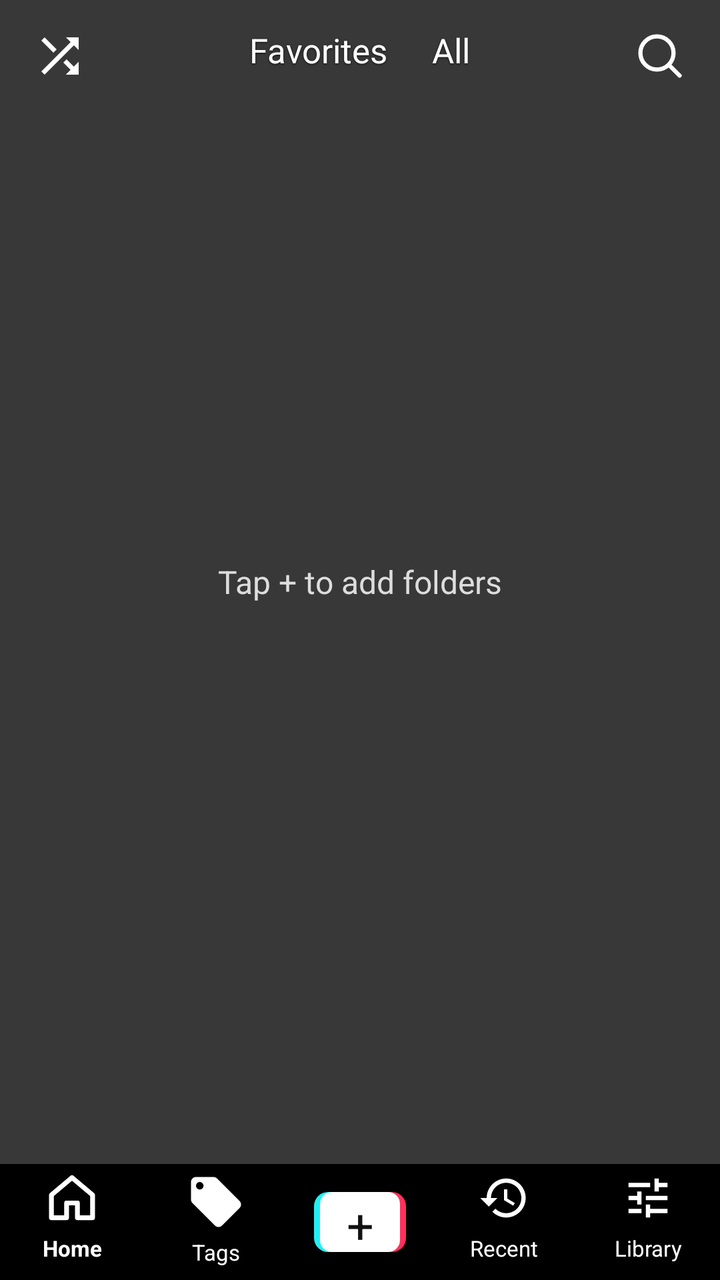
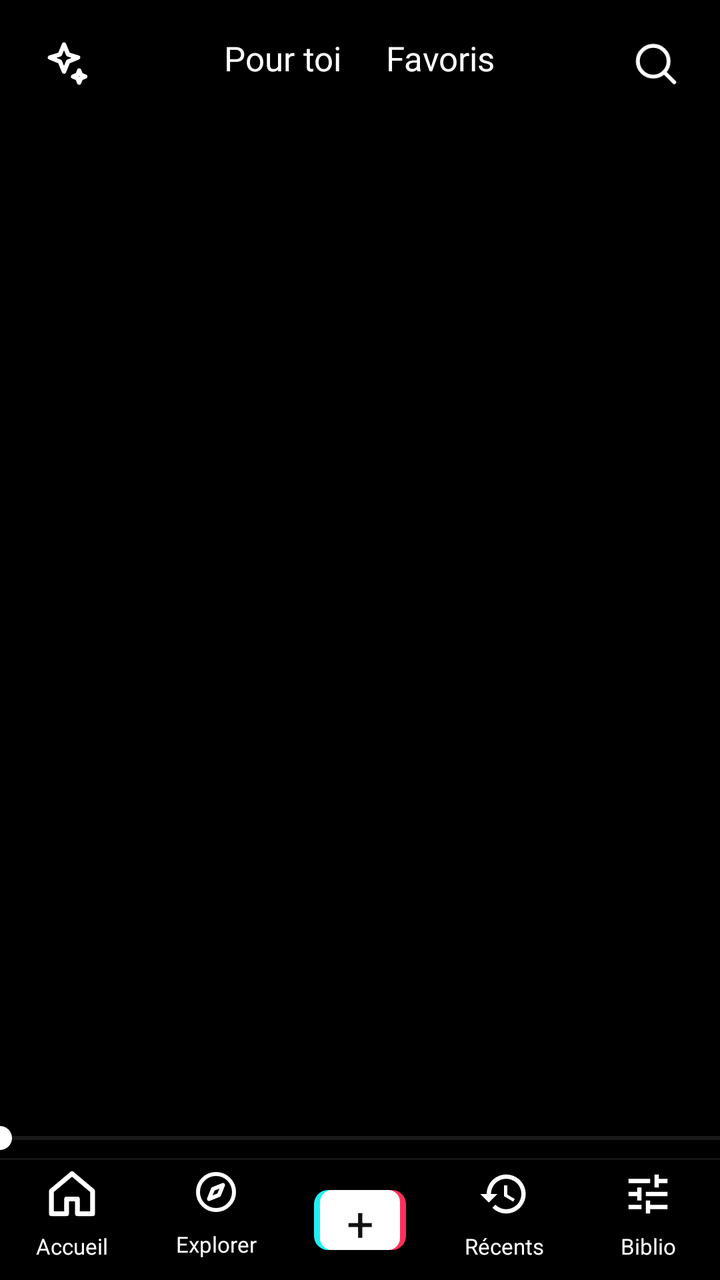

Two renders of the same Android screen: before a commit and after it. Below are the layout's source before the change and the commit's diff.
<!-- AndroidManifest.xml: application theme android:Theme.Material.NoActionBar -->
<!-- res/layout/activity_main.xml -->
<?xml version="1.0" encoding="utf-8"?>
<LinearLayout xmlns:android="http://schemas.android.com/apk/res/android"
    android:layout_width="match_parent"
    android:layout_height="match_parent"
    android:background="#000"
    android:fitsSystemWindows="true"
    android:orientation="vertical">

    <FrameLayout
        android:layout_width="match_parent"
        android:layout_height="0dp"
        android:layout_weight="1"
        android:background="#383838">

        <androidx.viewpager2.widget.ViewPager2
            android:id="@+id/pager"
            android:layout_width="match_parent"
            android:layout_height="match_parent"
            android:orientation="vertical" />

        <TextView
            android:id="@+id/empty"
            android:layout_width="wrap_content"
            android:layout_height="wrap_content"
            android:layout_gravity="center"
            android:text="Tap + to add folders"
            android:textColor="#ddd"
            android:textSize="16sp" />

        <FrameLayout
            android:layout_width="match_parent"
            android:layout_height="56dp"
            android:paddingHorizontal="16dp">

            <ImageView
                android:id="@+id/shuffle"
                android:layout_width="wrap_content"
                android:layout_height="match_parent"
                android:contentDescription="Shuffle"
                android:src="@drawable/ic_shuffle" />

            <LinearLayout
                android:layout_width="wrap_content"
                android:layout_height="wrap_content"
                android:layout_gravity="center">

                <TextView android:id="@+id/favorites" style="@style/Tab" android:text="Favorites" />
                <TextView android:id="@+id/all" style="@style/Tab" android:text="All" />
            </LinearLayout>

            <ImageView
                android:id="@+id/search"
                android:layout_width="wrap_content"
                android:layout_height="match_parent"
                android:layout_gravity="end"
                android:contentDescription="Search"
                android:src="@drawable/ic_search" />
        </FrameLayout>

        
        <TextView
            android:id="@+id/filter"
            android:layout_width="wrap_content"
            android:layout_height="wrap_content"
            android:layout_gravity="top|center_horizontal"
            android:layout_marginTop="58dp"
            android:background="@drawable/pill"
            android:maxWidth="300dp"
            android:paddingHorizontal="12dp"
            android:paddingVertical="5dp"
            android:singleLine="true"
            android:ellipsize="end"
            android:textColor="#fff"
            android:textSize="13sp"
            android:visibility="gone" />
    </FrameLayout>

    <LinearLayout
        android:layout_width="match_parent"
        android:layout_height="58dp"
        android:paddingVertical="4dp">

        <TextView android:id="@+id/nav_home" style="@style/Nav" android:drawableTop="@drawable/ic_home" android:text="Home" android:textStyle="bold" />
        <TextView android:id="@+id/nav_tags" style="@style/Nav" android:drawableTop="@drawable/ic_tag" android:text="Tags" />
        <FrameLayout style="@style/Nav">
            <TextView
                android:id="@+id/nav_create"
                android:layout_width="46dp"
                android:layout_height="30dp"
                android:layout_gravity="center"
                android:background="@drawable/plus_nav"
                android:contentDescription="Folders"
                android:gravity="center"
                android:text="+"
                android:textColor="#111"
                android:textSize="24sp" />
        </FrameLayout>
        <TextView android:id="@+id/nav_recent" style="@style/Nav" android:drawableTop="@drawable/ic_history" android:text="Recent" />
        <TextView android:id="@+id/nav_library" style="@style/Nav" android:drawableTop="@drawable/ic_tune" android:text="Library" />
    </LinearLayout>
</LinearLayout>
<!-- resources referenced by this layout -->
<resources>
  <!-- drawable ic_home (drawable) -->
  <vector xmlns:android="http://schemas.android.com/apk/res/android" android:width="26dp" android:height="26dp" android:viewportWidth="24" android:viewportHeight="24">
  <path android:strokeColor="#fff" android:strokeWidth="2.2" android:strokeLineJoin="round" android:pathData="M2.5,10.6l9.5,-8l9.5,8v10.5h-7v-6.8h-5v6.8h-7z"/>
  </vector>
  <!-- drawable ic_shuffle (drawable) -->
  <vector xmlns:android="http://schemas.android.com/apk/res/android" android:width="28dp" android:height="28dp" android:viewportWidth="24" android:viewportHeight="24">
      <path android:fillColor="#fff" android:pathData="M10.59,9.17L5.41,4 4,5.41l5.17,5.17 1.42,-1.41zM14.5,4l2.04,2.04L4,18.59 5.41,20 17.96,7.46 20,9.5L20,4h-5.5zM14.83,13.41l-1.41,1.41 3.13,3.13L14.5,20L20,20v-5.5l-2.04,2.04 -3.13,-3.13z"/>
  </vector>
  <!-- drawable ic_tag (drawable) -->
  <vector xmlns:android="http://schemas.android.com/apk/res/android" android:width="30dp" android:height="30dp" android:viewportWidth="24" android:viewportHeight="24">
      <path android:fillColor="#fff" android:pathData="M21.41,11.58l-9,-9C12.05,2.22 11.55,2 11,2H4c-1.1,0 -2,0.9 -2,2v7c0,0.55 0.22,1.05 0.59,1.42l9,9c0.36,0.36 0.86,0.58 1.41,0.58 0.55,0 1.05,-0.22 1.41,-0.59l7,-7c0.37,-0.36 0.59,-0.86 0.59,-1.41 0,-0.55 -0.23,-1.06 -0.59,-1.42zM5.5,7C4.67,7 4,6.33 4,5.5S4.67,4 5.5,4 7,4.67 7,5.5 6.33,7 5.5,7z"/>
  </vector>
  <!-- drawable ic_tune (drawable) -->
  <vector xmlns:android="http://schemas.android.com/apk/res/android" android:width="26dp" android:height="26dp" android:viewportWidth="24" android:viewportHeight="24">
      <path android:fillColor="#fff" android:pathData="M3,17v2h6v-2H3zM3,5v2h10V5H3zM13,21v-2h8v-2h-8v-2h-2v6h2zM7,9v2H3v2h4v2h2V9H7zM21,13v-2H11v2h10zM15,9h2V7h4V5h-4V3h-2v6z"/>
  </vector>
  <!-- drawable pill (drawable) -->
  <shape xmlns:android="http://schemas.android.com/apk/res/android"><solid android:color="#2a3041" /><corners android:radius="5dp" /></shape>
  <style name="Nav">
          <item name="android:layout_width">0dp</item>
          <item name="android:layout_height">match_parent</item>
          <item name="android:layout_weight">1</item>
          <item name="android:gravity">center</item>
          <item name="android:textColor">#fff</item>
          <item name="android:textSize">11sp</item>
      </style>
  <style name="Tab" parent="Shadow">
          <item name="android:layout_width">wrap_content</item>
          <item name="android:layout_height">wrap_content</item>
          <item name="android:layout_marginHorizontal">11dp</item>
          <item name="android:paddingBottom">6dp</item>
          <item name="android:drawablePadding">6dp</item>
          <item name="android:textSize">17sp</item>
      </style>
  <style name="Shadow">
          <item name="android:textColor">#fff</item>
          <item name="android:shadowColor">#c0000000</item>
          <item name="android:shadowDy">1</item>
          <item name="android:shadowRadius">2</item>
      </style>
  <!-- unchanged entries left out for length: 3 -->
</resources>

<!-- the commit's change to res/layout/activity_main.xml (unified diff, before → after) -->
@@ -7,10 +7,10 @@
     android:orientation="vertical">
 
     <FrameLayout
+        android:id="@+id/stage"
         android:layout_width="match_parent"
         android:layout_height="0dp"
-        android:layout_weight="1"
-        android:background="#383838">
+        android:layout_weight="1">
 
         <androidx.viewpager2.widget.ViewPager2
             android:id="@+id/pager"
@@ -23,65 +23,126 @@
             android:layout_width="wrap_content"
             android:layout_height="wrap_content"
             android:layout_gravity="center"
-            android:text="Tap + to add folders"
-            android:textColor="#ddd"
-            android:textSize="16sp" />
+            android:gravity="center"
+            android:padding="40dp"
+            android:textColor="#A8A8B3"
+            android:textSize="15sp" />
 
-        <FrameLayout
+        
+        <ImageView
+            android:id="@+id/paused"
+            android:layout_width="80dp"
+            android:layout_height="80dp"
+            android:layout_gravity="center"
+            android:background="@drawable/round_dark"
+            android:importantForAccessibility="no"
+            android:padding="22dp"
+            android:src="@drawable/ic_play"
+            android:visibility="gone" />
+
+        
+        <ImageView
+            android:id="@+id/burst"
+            android:layout_width="96dp"
+            android:layout_height="90dp"
+            android:importantForAccessibility="no"
+            android:src="@drawable/ic_heart"
+            android:tint="#FE2C55"
+            android:visibility="gone" />
+
+        <LinearLayout
             android:layout_width="match_parent"
-            android:layout_height="56dp"
-            android:paddingHorizontal="16dp">
+            android:layout_height="64dp"
+            android:gravity="center_vertical"
+            android:paddingHorizontal="10dp">
 
             <ImageView
-                android:id="@+id/shuffle"
-                android:layout_width="wrap_content"
-                android:layout_height="match_parent"
-                android:contentDescription="Shuffle"
-                android:src="@drawable/ic_shuffle" />
+                android:id="@+id/order"
+                android:layout_width="44dp"
+                android:layout_height="44dp"
+                android:contentDescription="Ordre de lecture"
+                android:padding="9dp"
+                android:src="@drawable/ic_smart" />
 
             <LinearLayout
-                android:layout_width="wrap_content"
+                android:layout_width="0dp"
                 android:layout_height="wrap_content"
-                android:layout_gravity="center">
+                android:layout_weight="1"
+                android:gravity="center">
 
-                <TextView android:id="@+id/favorites" style="@style/Tab" android:text="Favorites" />
-                <TextView android:id="@+id/all" style="@style/Tab" android:text="All" />
+                <TextView android:id="@+id/all" style="@style/Tab" android:text="Pour toi" />
+                <TextView android:id="@+id/favorites" style="@style/Tab" android:text="Favoris" />
             </LinearLayout>
 
             <ImageView
                 android:id="@+id/search"
-                android:layout_width="wrap_content"
-                android:layout_height="match_parent"
-                android:layout_gravity="end"
-                android:contentDescription="Search"
+                android:layout_width="44dp"
+                android:layout_height="44dp"
+                android:contentDescription="Rechercher"
+                android:padding="9dp"
                 android:src="@drawable/ic_search" />
-        </FrameLayout>
+        </LinearLayout>
 
         
+        <FrameLayout
+            android:id="@+id/ctx"
+            android:layout_width="match_parent"
+            android:layout_height="wrap_content"
+            android:layout_marginTop="62dp"
+            android:paddingHorizontal="14dp" />
+
         <TextView
-            android:id="@+id/filter"
-            android:layout_width="wrap_content"
+            android:id="@+id/scrubtime"
+            style="@style/Shadow"
+            android:layout_width="match_parent"
             android:layout_height="wrap_content"
-            android:layout_gravity="top|center_horizontal"
-            android:layout_marginTop="58dp"
-            android:background="@drawable/pill"
-            android:maxWidth="300dp"
-            android:paddingHorizontal="12dp"
-            android:paddingVertical="5dp"
-            android:singleLine="true"
-            android:ellipsize="end"
-            android:textColor="#fff"
-            android:textSize="13sp"
+            android:layout_gravity="bottom"
+            android:layout_marginBottom="50dp"
+            android:gravity="center"
+            android:textSize="26sp"
+            android:textStyle="bold"
             android:visibility="gone" />
+
+        <SeekBar
+            android:id="@+id/scrub"
+            android:layout_width="match_parent"
+            android:layout_height="20dp"
+            android:layout_gravity="bottom"
+            android:contentDescription="Position de lecture"
+            android:max="1000"
+            android:paddingStart="0dp"
+            android:paddingEnd="0dp"
+            android:progressBackgroundTint="#55FFFFFF"
+            android:progressTint="#FFFFFF"
+            android:thumbTint="#FFFFFF" />
+
+        
+        <ScrollView
+            android:id="@+id/pages"
+            android:layout_width="match_parent"
+            android:layout_height="match_parent"
+            android:background="#000"
+            android:scrollbars="none"
+            android:visibility="gone">
+
+            <LinearLayout
+                android:id="@+id/pagebody"
+                android:layout_width="match_parent"
+                android:layout_height="wrap_content"
+                android:orientation="vertical"
+                android:padding="16dp" />
+        </ScrollView>
     </FrameLayout>
+
+    <View android:layout_width="match_parent" android:layout_height="1dp" android:background="#14FFFFFF" />
 
     <LinearLayout
         android:layout_width="match_parent"
-        android:layout_height="58dp"
+        android:layout_height="60dp"
         android:paddingVertical="4dp">
 
-        <TextView android:id="@+id/nav_home" style="@style/Nav" android:drawableTop="@drawable/ic_home" android:text="Home" android:textStyle="bold" />
-        <TextView android:id="@+id/nav_tags" style="@style/Nav" android:drawableTop="@drawable/ic_tag" android:text="Tags" />
+        <TextView android:id="@+id/nav_home" style="@style/Nav" android:drawableTop="@drawable/ic_home" android:text="Accueil" />
+        <TextView android:id="@+id/nav_explore" style="@style/Nav" android:drawableTop="@drawable/ic_compass" android:text="Explorer" />
         <FrameLayout style="@style/Nav">
             <TextView
                 android:id="@+id/nav_create"
@@ -89,13 +150,13 @@
                 android:layout_height="30dp"
                 android:layout_gravity="center"
                 android:background="@drawable/plus_nav"
-                android:contentDescription="Folders"
+                android:contentDescription="Ajouter un dossier"
                 android:gravity="center"
                 android:text="+"
                 android:textColor="#111"
                 android:textSize="24sp" />
         </FrameLayout>
-        <TextView android:id="@+id/nav_recent" style="@style/Nav" android:drawableTop="@drawable/ic_history" android:text="Recent" />
-        <TextView android:id="@+id/nav_library" style="@style/Nav" android:drawableTop="@drawable/ic_tune" android:text="Library" />
+        <TextView android:id="@+id/nav_recent" style="@style/Nav" android:drawableTop="@drawable/ic_history" android:text="Récents" />
+        <TextView android:id="@+id/nav_library" style="@style/Nav" android:drawableTop="@drawable/ic_tune" android:text="Biblio" />
     </LinearLayout>
 </LinearLayout>
<!-- resource entries referenced after the edit -->
@@ -1,23 +1,33 @@
 <!-- resources referenced by this layout -->
 <resources>
+  <!-- drawable ic_compass (drawable) -->
+  <vector xmlns:android="http://schemas.android.com/apk/res/android" android:width="24dp" android:height="24dp" android:viewportWidth="24" android:viewportHeight="24">
+      <path android:pathData="M3,12a9,9 0,1 0,18,0a9,9 0,1 0,-18,0" android:strokeColor="#FFFFFF" android:strokeWidth="2" android:strokeLineCap="round" android:strokeLineJoin="round" />
+      <path android:pathData="M15.5,8.5l-2,5 -5,2 2,-5z" android:strokeColor="#FFFFFF" android:strokeWidth="2" android:strokeLineCap="round" android:strokeLineJoin="round" />
+  </vector>
+  <!-- drawable ic_heart (drawable) -->
+  <vector xmlns:android="http://schemas.android.com/apk/res/android" android:width="34dp" android:height="32dp" android:viewportWidth="32" android:viewportHeight="30">
+  <path android:fillColor="#fff" android:pathData="M16,27.8L3.8,16.9C-2.2,11.2 2,2 9.5,2c2.8,0 5.1,1.4 6.5,3.5C17.4,3.4 19.7,2 22.5,2 30,2 34.2,11.2 28.2,16.9z"/>
+  </vector>
   <!-- drawable ic_home (drawable) -->
   <vector xmlns:android="http://schemas.android.com/apk/res/android" android:width="26dp" android:height="26dp" android:viewportWidth="24" android:viewportHeight="24">
   <path android:strokeColor="#fff" android:strokeWidth="2.2" android:strokeLineJoin="round" android:pathData="M2.5,10.6l9.5,-8l9.5,8v10.5h-7v-6.8h-5v6.8h-7z"/>
   </vector>
-  <!-- drawable ic_shuffle (drawable) -->
-  <vector xmlns:android="http://schemas.android.com/apk/res/android" android:width="28dp" android:height="28dp" android:viewportWidth="24" android:viewportHeight="24">
-      <path android:fillColor="#fff" android:pathData="M10.59,9.17L5.41,4 4,5.41l5.17,5.17 1.42,-1.41zM14.5,4l2.04,2.04L4,18.59 5.41,20 17.96,7.46 20,9.5L20,4h-5.5zM14.83,13.41l-1.41,1.41 3.13,3.13L14.5,20L20,20v-5.5l-2.04,2.04 -3.13,-3.13z"/>
+  <!-- drawable ic_play (drawable) -->
+  <vector xmlns:android="http://schemas.android.com/apk/res/android" android:width="24dp" android:height="24dp" android:viewportWidth="24" android:viewportHeight="24">
+      <path android:pathData="M7,4.5v15a1,1 0,0 0,1.5,0.9l12,-7.5a1,1 0,0 0,0,-1.8l-12,-7.5A1,1 0,0 0,7,4.5z" android:fillColor="#FFFFFF" />
   </vector>
-  <!-- drawable ic_tag (drawable) -->
-  <vector xmlns:android="http://schemas.android.com/apk/res/android" android:width="30dp" android:height="30dp" android:viewportWidth="24" android:viewportHeight="24">
-      <path android:fillColor="#fff" android:pathData="M21.41,11.58l-9,-9C12.05,2.22 11.55,2 11,2H4c-1.1,0 -2,0.9 -2,2v7c0,0.55 0.22,1.05 0.59,1.42l9,9c0.36,0.36 0.86,0.58 1.41,0.58 0.55,0 1.05,-0.22 1.41,-0.59l7,-7c0.37,-0.36 0.59,-0.86 0.59,-1.41 0,-0.55 -0.23,-1.06 -0.59,-1.42zM5.5,7C4.67,7 4,6.33 4,5.5S4.67,4 5.5,4 7,4.67 7,5.5 6.33,7 5.5,7z"/>
+  <!-- drawable ic_smart (drawable) -->
+  <vector xmlns:android="http://schemas.android.com/apk/res/android" android:width="24dp" android:height="24dp" android:viewportWidth="24" android:viewportHeight="24">
+      <path android:pathData="M12,3l1.9,4.6L18.5,9l-4.6,1.9L12,15.5l-1.9,-4.6L5.5,9l4.6,-1.4z" android:strokeColor="#FFFFFF" android:strokeWidth="2" android:strokeLineCap="round" android:strokeLineJoin="round" />
+      <path android:pathData="M19,15l0.8,2 2,0.8 -2,0.8 -0.8,2 -0.8,-2 -2,-0.8 2,-0.8z" android:strokeColor="#FFFFFF" android:strokeWidth="2" android:strokeLineCap="round" android:strokeLineJoin="round" />
   </vector>
   <!-- drawable ic_tune (drawable) -->
   <vector xmlns:android="http://schemas.android.com/apk/res/android" android:width="26dp" android:height="26dp" android:viewportWidth="24" android:viewportHeight="24">
       <path android:fillColor="#fff" android:pathData="M3,17v2h6v-2H3zM3,5v2h10V5H3zM13,21v-2h8v-2h-8v-2h-2v6h2zM7,9v2H3v2h4v2h2V9H7zM21,13v-2H11v2h10zM15,9h2V7h4V5h-4V3h-2v6z"/>
   </vector>
-  <!-- drawable pill (drawable) -->
-  <shape xmlns:android="http://schemas.android.com/apk/res/android"><solid android:color="#2a3041" /><corners android:radius="5dp" /></shape>
+  <!-- drawable round_dark (drawable) -->
+  <shape xmlns:android="http://schemas.android.com/apk/res/android" android:shape="oval"><solid android:color="#59000000" /></shape>
   <style name="Nav">
           <item name="android:layout_width">0dp</item>
           <item name="android:layout_height">match_parent</item>
